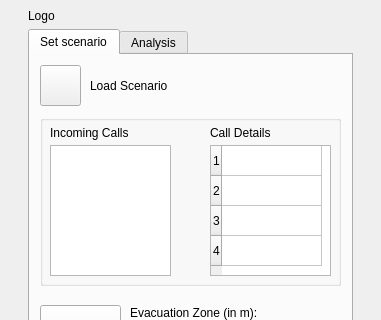
fhb1990/GEO1005, file Evacu8/Evacu8/Evacu8_dockwidget_base.ui: the form before one commit; both pictures show x 0 to 381 and y 0 to 320 of the 381 by 569 pixel window.
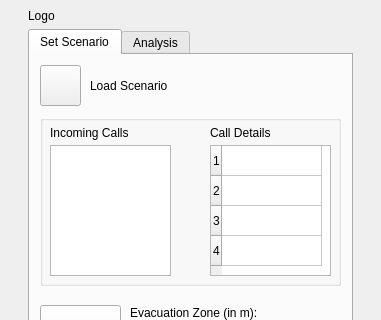
The form after the commit.

Commit message: Set Scenario now capitalised

What changed in the file:
```diff
--- a/Evacu8/Evacu8/Evacu8_dockwidget_base.ui
+++ b/Evacu8/Evacu8/Evacu8_dockwidget_base.ui
@@ -50,7 +50,7 @@
       </property>
       <widget class="QWidget" name="tab_1">
        <attribute name="title">
-        <string>Set scenario</string>
+        <string>Set Scenario</string>
        </attribute>
        <widget class="QPushButton" name="load_scen">
         <property name="geometry">
```
The commit also changes 1 other file.
